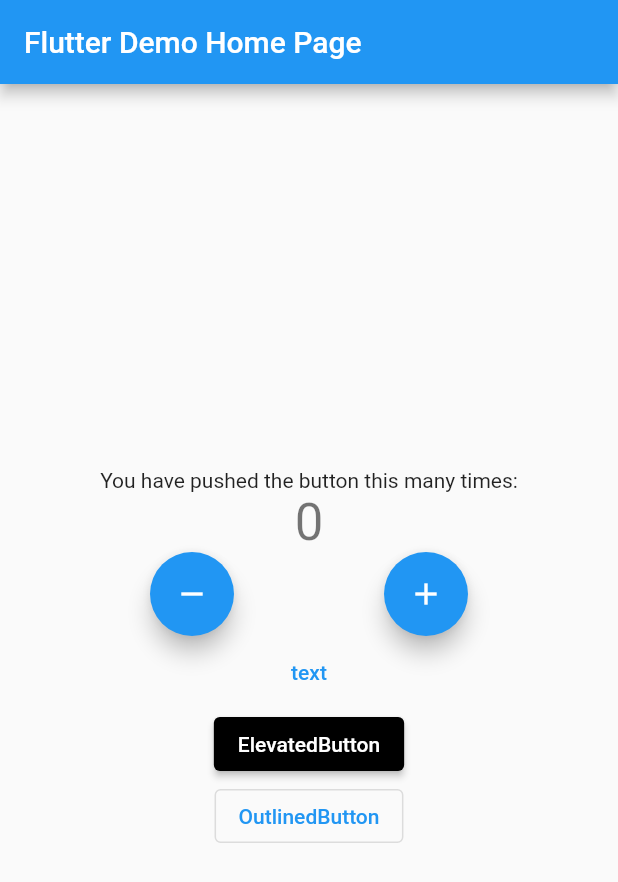
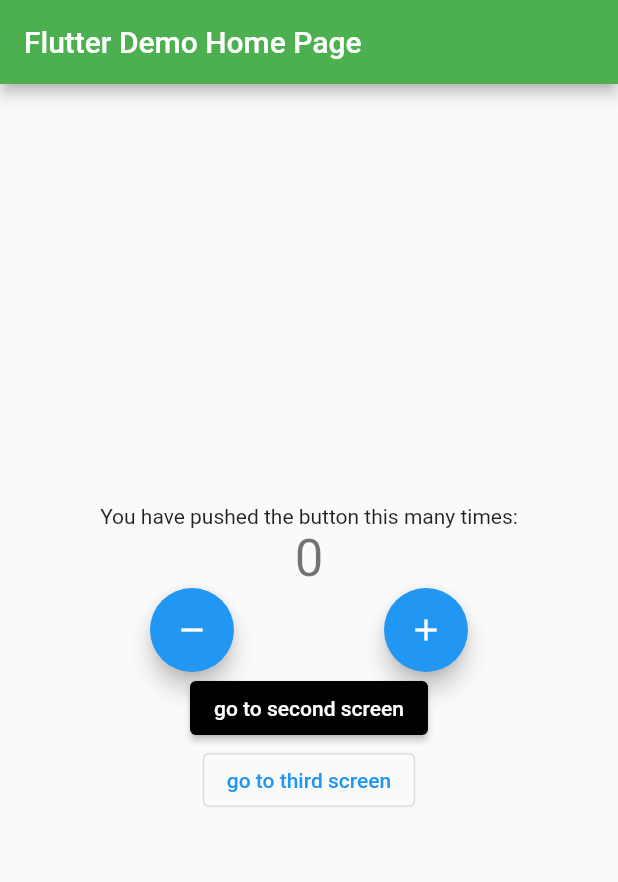
Before and after one commit to michaelandom/fluterBloc, a Flutter app: the screen it shows after launch, on a phone screen of 412 x 824 dp. Shown: the top 882 px of the screen. Run offline on Flutter 3.47's test engine with Material 2 defaults, Android fonts, the phone set to English and light mode, and no system bars; our stand-ins replace bloc, equatable, flutter_bloc.

```diff
--- a/lib/main.dart
+++ b/lib/main.dart
@@ -1,6 +1,8 @@
 import 'package:flutter/material.dart';
 import 'package:flutter_bloc/flutter_bloc.dart';
-import 'package:flutter_block/cubit/counter_cubit.dart';
+import 'package:flutter_block/logic/cubit/counter_cubit.dart';
+
+import 'presentation/screens/home_screen.dart';
 
 void main() {
   runApp(MyApp());
@@ -10,115 +12,18 @@ class MyApp extends StatelessWidget {
   // This widget is the root of your application.
   @override
   Widget build(BuildContext context) {
-    return BlocProvider<CounterCubit>(
-      create: (context) => CounterCubit(),
-      child: MaterialApp(
-        title: 'Flutter Demo',
-        theme: ThemeData(
-          primarySwatch: Colors.blue,
+    return MaterialApp(
+      title: 'Flutter Demo',
+      theme: ThemeData(
+        primarySwatch: Colors.blue,
+      ),
+      home: BlocProvider(
+        create: (context) => CounterCubit(),
+        child: HomeScreen(
+          title: 'Flutter Demo Home Page',
+          colors: Colors.green,
         ),
-        home: MyHomePage(title: 'Flutter Demo Home Page'),
       ),
     );
   }
 }
-
-class MyHomePage extends StatefulWidget {
-  MyHomePage({Key key, this.title}) : super(key: key);
-
-  final String title;
-
-  @override
-  _MyHomePageState createState() => _MyHomePageState();
-}
-
-class _MyHomePageState extends State<MyHomePage> {
-  @override
-  Widget build(BuildContext context) {
-    return Scaffold(
-      appBar: AppBar(
-        title: Text(widget.title),
-      ),
-      body: Center(
-        child: Column(
-          mainAxisAlignment: MainAxisAlignment.center,
-          children: <Widget>[
-            Text(
-              'You have pushed the button this many times:',
-            ),
-
-            BlocConsumer<CounterCubit, CounterState>(builder: (context, state) {
-              return Text(
-                state.counterValue.toString(),
-                style: Theme.of(context).textTheme.headline4,
-              );
-            }, listener: (context, state) {
-              if (state.wasIncremented) {
-                ScaffoldMessenger.of(context).showSnackBar(
-                  SnackBar(
-                    content: Text("incremented"),
-                    duration: Duration(milliseconds: 300),
-                  ),
-                );
-              } else {
-                ScaffoldMessenger.of(context).showSnackBar(
-                  SnackBar(
-                    content: Text("decremented"),
-                    duration: Duration(milliseconds: 300),
-                  ),
-                );
-              }
-            }),
-
-            /*BlocBuilder<CounterCubit, CounterState>(
-              builder: (context, state) {
-                return Text(
-                  state.counterValue.toString(),
-                  style: Theme
-                      .of(context)
-                      .textTheme
-                      .headline4,
-                );
-              },
-            ),*/
-            Row(
-              mainAxisAlignment: MainAxisAlignment.spaceEvenly,
-              children: [
-                FloatingActionButton(
-                  onPressed: () {
-                    BlocProvider.of<CounterCubit>(context).decrement();
-                  },
-                  tooltip: 'decrement',
-                  child: Icon(Icons.remove),
-                ),
-                FloatingActionButton(
-                  onPressed: () {
-                    BlocProvider.of<CounterCubit>(context).increment();
-                  },
-                  tooltip: 'Increment',
-                  child: Icon(Icons.add),
-                ),
-              ],
-            ),
-            TextButton(
-              onPressed: () {},
-              child: Text("text"),
-            ),
-            ElevatedButton(
-              onPressed: () {},
-              child: Text("ElevatedButton"),
-              style: ElevatedButton.styleFrom(
-                primary: Colors.black,
-              ),
-            ),
-            OutlinedButton(
-              onPressed: () {},
-              child: Text("OutlinedButton"),
-            ),
-          ],
-        ),
-      ),
-      // This trailing comma makes auto-formatting nicer for build methods.
-    );
-  }
-}
--- /dev/null
+++ b/lib/presentation/screens/home_screen.dart
@@ -0,0 +1,120 @@
+import 'package:flutter/material.dart';
+import 'package:flutter_bloc/flutter_bloc.dart';
+import 'package:flutter_block/logic/cubit/counter_cubit.dart';
+import 'package:flutter_block/presentation/screens/second_screen.dart';
+import 'package:flutter_block/presentation/screens/third_screen.dart';
+
+class HomeScreen extends StatefulWidget {
+  HomeScreen({Key key, this.title, this.colors}) : super(key: key);
+
+  final String title;
+  final Color colors;
+
+  @override
+  _HomeScreenState createState() => _HomeScreenState();
+}
+
+class _HomeScreenState extends State<HomeScreen> {
+  @override
+  Widget build(BuildContext context) {
+    return Scaffold(
+      appBar: AppBar(
+        title: Text(widget.title),
+        backgroundColor: widget.colors,
+      ),
+      body: Center(
+        child: Column(
+          mainAxisAlignment: MainAxisAlignment.center,
+          children: <Widget>[
+            Text(
+              'You have pushed the button this many times:',
+            ),
+            BlocConsumer<CounterCubit, CounterState>(builder: (context, state) {
+              return Text(
+                state.counterValue.toString(),
+                style: Theme.of(context).textTheme.headline4,
+              );
+            }, listener: (context, state) {
+              if (state.wasIncremented) {
+                ScaffoldMessenger.of(context).showSnackBar(
+                  SnackBar(
+                    content: Text("incremented"),
+                    duration: Duration(milliseconds: 300),
+                  ),
+                );
+              } else {
+                ScaffoldMessenger.of(context).showSnackBar(
+                  SnackBar(
+                    content: Text("decremented"),
+                    duration: Duration(milliseconds: 300),
+                  ),
+                );
+              }
+            }),
+
+            /*BlocBuilder<CounterCubit, CounterState>(
+              builder: (context, state) {
+                return Text(
+                  state.counterValue.toString(),
+                  style: Theme
+                      .of(context)
+                      .textTheme
+                      .headline4,
+                );
+              },
+            ),*/
+            Row(
+              mainAxisAlignment: MainAxisAlignment.spaceEvenly,
+              children: [
+                FloatingActionButton(
+                  onPressed: () {
+                    BlocProvider.of<CounterCubit>(context).decrement();
+                  },
+                  tooltip: 'decrement',
+                  child: Icon(Icons.remove),
+                ),
+                FloatingActionButton(
+                  onPressed: () {
+                    BlocProvider.of<CounterCubit>(context).increment();
+                  },
+                  tooltip: 'Increment',
+                  child: Icon(Icons.add),
+                ),
+              ],
+            ),
+            // TextButton(
+            //   onPressed: () {},
+            //   child: Text("text"),
+            // ),
+            ElevatedButton(
+              onPressed: () {
+                Navigator.of(context).push(MaterialPageRoute(
+                    builder: (_) => BlocProvider.value(
+                          value: BlocProvider.of<CounterCubit>(context),
+                          child: ScreenScreen(
+                              title: "Screen Screen", colors: Colors.blue),
+                        )));
+              },
+              child: Text("go to second screen"),
+              style: ElevatedButton.styleFrom(
+                primary: Colors.black,
+              ),
+            ),
+            OutlinedButton(
+              onPressed: () {
+                Navigator.of(context).push(MaterialPageRoute(
+                    builder: (_) => BlocProvider.value(
+                          value: BlocProvider.of<CounterCubit>(context),
+                          child: ThirdScreen(
+                              title: "third Screen", colors: Colors.red),
+                        )));
+              },
+              child: Text("go to third screen"),
+            ),
+          ],
+        ),
+      ),
+      // This trailing comma makes auto-formatting nicer for build methods.
+    );
+  }
+}
```
Also changed, not shown: lib/presentation/screens/second_screen.dart (added, +89 -0 lines), lib/presentation/screens/third_screen.dart (added, +89 -0 lines), lib/logic/cubit/counter_cubit.dart (renamed from lib/cubit/counter_cubit.dart), lib/logic/cubit/counter_state.dart (renamed from lib/cubit/counter_state.dart), 2 other files.
